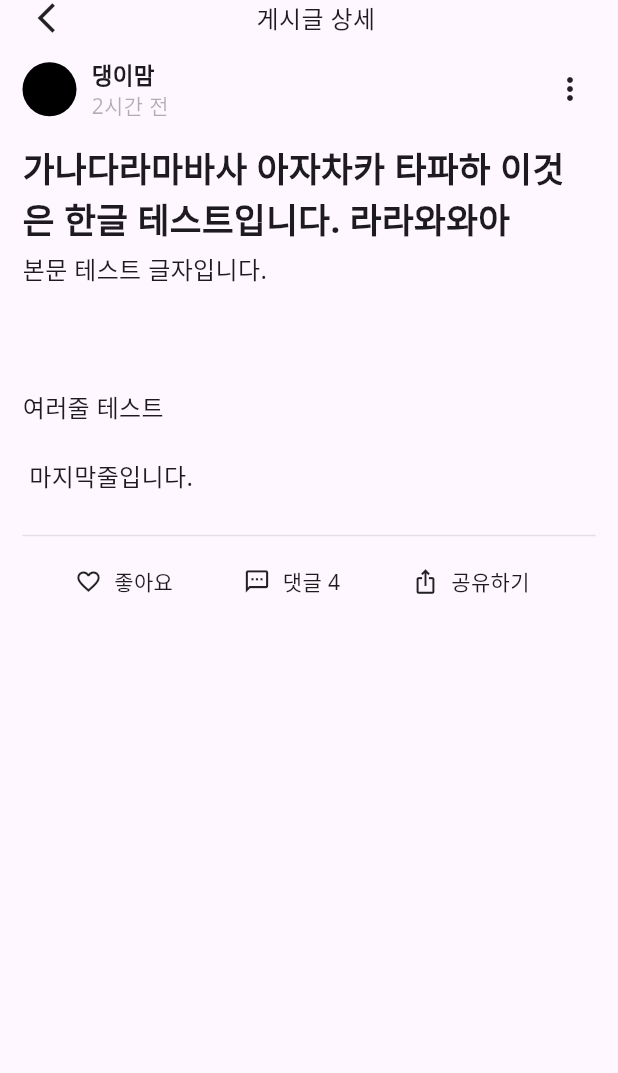
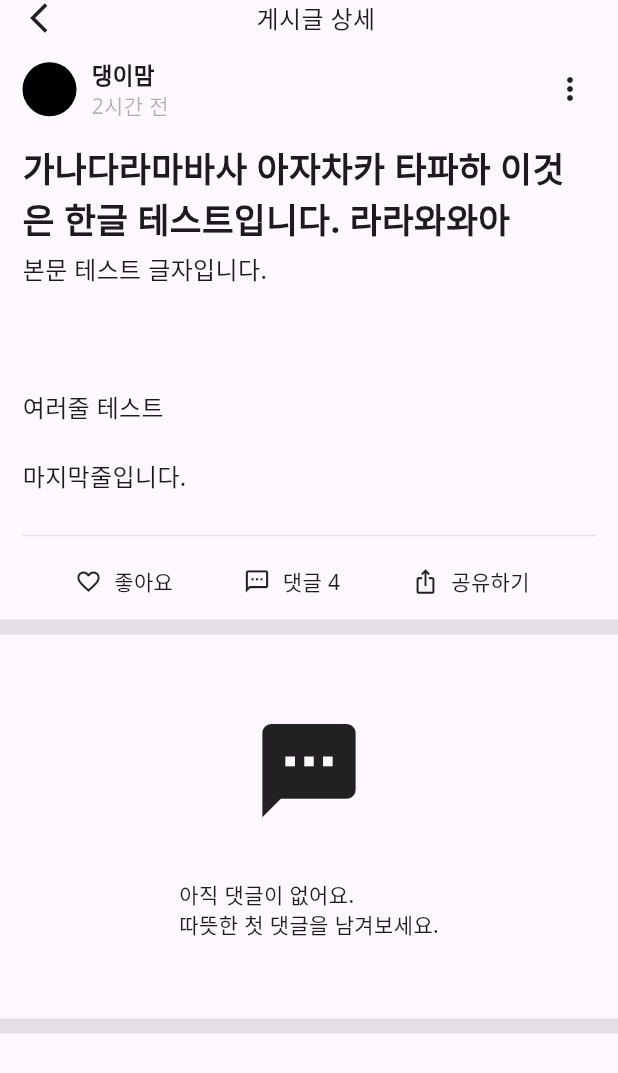
Before and after one commit to faithinker/ddocdoc_clone, a Flutter app: the WriteDetailScreen screen opened directly with empty values, on a phone screen of 412 x 824 dp. Shown: the top 1073 px of the screen. Run offline on Flutter 3.47's test engine with Material 3 defaults, Android fonts, the phone set to English and light mode, and no system bars; our stand-ins replace carousel_slider, dio, flash, flutter_riverpod, flutter_screenutil, font_awesome_flutter and 8 more; missing offline and left inert: flutter_naver_map, geolocator_apple; accounts and stored records are empty; generated files the repository leaves out were written again.

Commit message:
[게시글 상세]  - 전체 레이아웃 구조 변경 (padding 적용 범위 수정)  - 댓글 없을 경우 위젯 추가

```diff
--- a/lib/feature/community/write_detail/write_detail_screen.dart
+++ b/lib/feature/community/write_detail/write_detail_screen.dart
@@ -20,13 +20,19 @@ class WriteDetailScreen extends ConsumerWidget {
   Widget build(BuildContext context, WidgetRef ref) {
     return Scaffold(
       body: SafeArea(
-        child: Padding(
+        child: Column(
+          children: [
+            CustomHeader(
+                leftIcon: IconType.prev,
+                centerText: R.postDetail,
+                needPadding: true),
+            Expanded(
+              child: ListView(
+                children: [
+                  Padding(
                     padding: const EdgeInsets.symmetric(horizontal: 15),
                     child: Column(
-            children: [
-              CustomHeader(leftIcon: IconType.prev, centerText: R.postDetail),
-              Expanded(
-                child: ListView(
+                      crossAxisAlignment: CrossAxisAlignment.start,
                       children: [
                         const SizedBox(height: 10),
                         Row(
@@ -42,7 +48,8 @@ class WriteDetailScreen extends ConsumerWidget {
                                 const Text(
                                   '댕이맘',
                                   style: TextStyle(
-                                  fontSize: 15, fontWeight: FontWeight.bold),
+                                      fontSize: 15,
+                                      fontWeight: FontWeight.bold),
                                 ),
                                 Text(
                                   '2시간 전',
@@ -59,12 +66,12 @@ class WriteDetailScreen extends ConsumerWidget {
                         const SizedBox(height: 15),
                         const Text(
                           '가나다라마바사 아자차카 타파하 이것은 한글 테스트입니다. 라라와와아',
-                      style:
-                          TextStyle(fontSize: 23, fontWeight: FontWeight.bold),
+                          style: TextStyle(
+                              fontSize: 23, fontWeight: FontWeight.bold),
                         ),
                         const SizedBox(height: 5),
                         const Text(
-                      '본문 테스트 글자입니다. \n\n\n\n여러줄 테스트\n\n 마지막줄입니다.',
+                          '본문 테스트 글자입니다. \n\n\n\n여러줄 테스트\n\n마지막줄입니다.',
                           style: TextStyle(fontSize: 16),
                         ),
                         const SizedBox(height: 20),
@@ -99,8 +106,22 @@ class WriteDetailScreen extends ConsumerWidget {
                       ],
                     ),
                   ),
+                  Divider(thickness: 10, color: Colors.black.withOpacity(0.1)),
+                  const Column(
+                    children: [
+                      SizedBox(height: 50),
+                      Icon(Icons.sms_rounded, size: 75),
+                      SizedBox(height: 35),
+                      Text('아직 댓글이 없어요.\n따뜻한 첫 댓글을 남겨보세요.'),
+                      SizedBox(height: 50),
                     ],
                   ),
+                  Divider(thickness: 10, color: Colors.black.withOpacity(0.1)),
+                  const SizedBox(height: 30),
+                ],
+              ),
+            ),
+          ],
         ),
       ),
     );
```
Also changed, not shown: 1 other file. Lines whose indentation alone changed are shown as unchanged.
